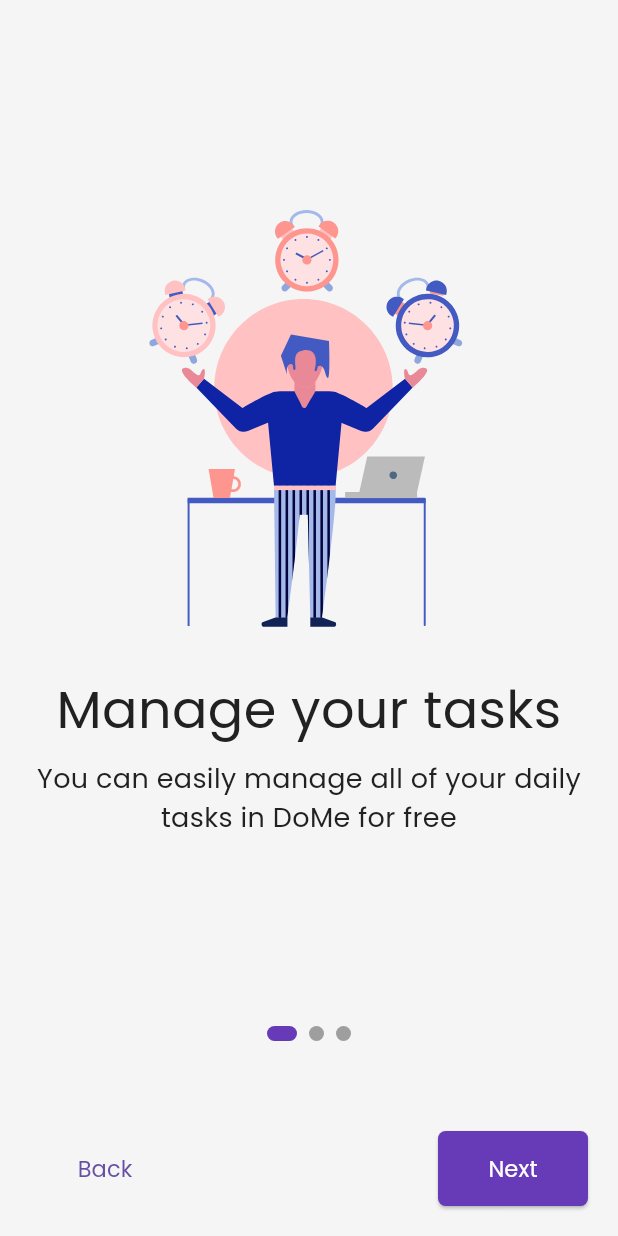
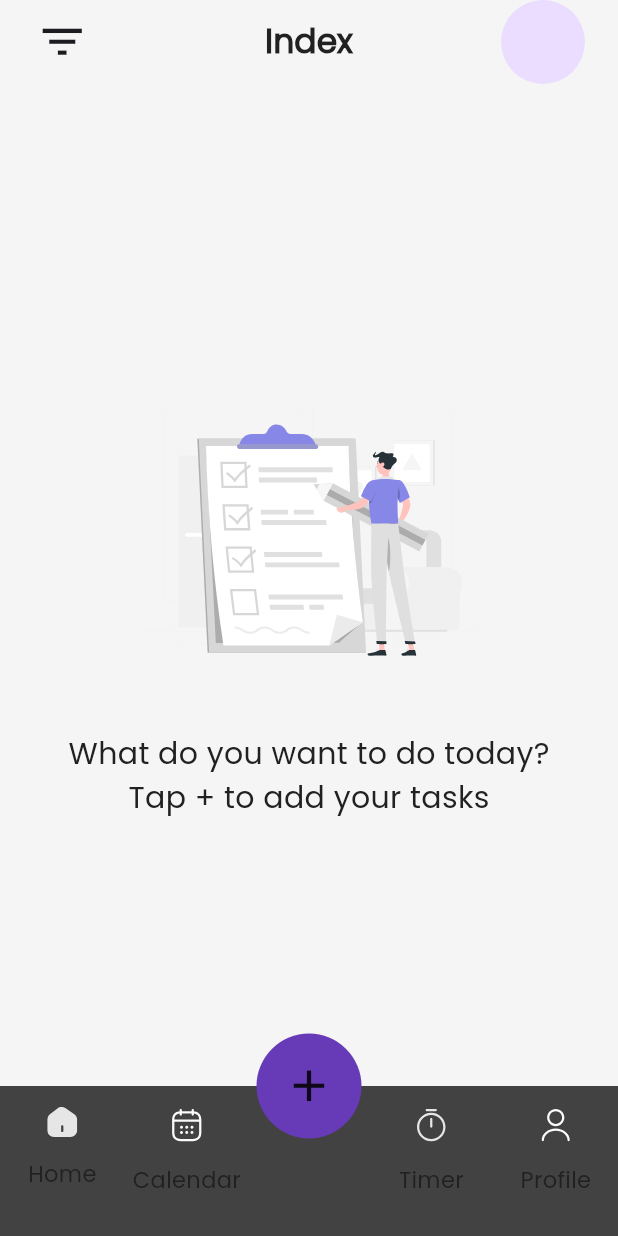
Before and after one commit to AesBiarenti/UpTodo-App, a Flutter app: the screen it shows after launch, on a phone screen of 412 x 824 dp. Run offline on Flutter 3.47's test engine with Material 3 defaults, Android fonts, the phone set to English and light mode, and no system bars; our stand-ins replace flutter_riverpod, flutter_svg, hive, hive_flutter; accounts and stored records are empty.

Commit message:
29-10-2024

```diff
--- a/lib/core/theme/theme_provider.dart
+++ b/lib/core/theme/theme_provider.dart
@@ -43,10 +43,7 @@ final lightTheme = ThemeData(
   primaryColor: Colors.grey.shade100,
   appBarTheme: AppBarTheme(
     backgroundColor: Colors.grey.shade100,
-    titleTextStyle: const TextStyle(
-        color: Color.fromARGB(255, 20, 20, 20),
-        fontSize: 22,
-        fontWeight: FontWeight.w700),
+    titleTextStyle: Sabitler.appBarFontLight,
   ),
   textTheme: TextTheme(
     bodyLarge: Sabitler.anaFontlight,
@@ -71,9 +68,9 @@ final darkTheme = ThemeData(
   brightness: Brightness.dark,
   primaryColor: const Color.fromARGB(255, 20, 20, 20),
   appBarTheme: AppBarTheme(
+
     backgroundColor: const Color.fromARGB(255, 20, 20, 20),
-    titleTextStyle: TextStyle(
-        color: Colors.grey.shade100, fontSize: 22, fontWeight: FontWeight.w700),
+    titleTextStyle: Sabitler.appBarFontDark,
   ),
   textTheme: TextTheme(
     bodyLarge: Sabitler.anaFontDark,
--- a/lib/main.dart
+++ b/lib/main.dart
@@ -2,7 +2,7 @@ import 'package:flutter/material.dart';
 import 'package:flutter_riverpod/flutter_riverpod.dart';
 import 'package:hive_flutter/hive_flutter.dart';
 import 'package:uptodo_app/core/theme/theme_provider.dart';
-import 'package:uptodo_app/presentation/pages/start/welcome_page.dart';
+import 'package:uptodo_app/presentation/pages/home/home_page.dart';
 import 'package:uptodo_app/routes/routes.dart';
 
 void main() async {
@@ -18,14 +18,14 @@ class MyApp extends ConsumerWidget {
   Widget build(BuildContext context, WidgetRef ref) {
     final themeMode = ref.watch(themeProvider);
     return MaterialApp(
-      initialRoute: AppRoutes.welcome,
+      //initialRoute: AppRoutes.welcome,
       onGenerateRoute: AppRoutes.generateRoute,
       debugShowCheckedModeBanner: false,
       themeMode: themeMode,
       theme: lightTheme,
       darkTheme: darkTheme,
       title: 'Material App',
-      home: const WelcomePage(),
+      home: const HomePage(),
     );
   }
 }
--- a/lib/presentation/pages/auth/login/login_page.dart
+++ b/lib/presentation/pages/auth/login/login_page.dart
@@ -1,5 +1,5 @@
 import 'package:flutter/material.dart';
-import 'package:uptodo_app/presentation/show_dialogs/go_back_dialogs.dart';
+import 'package:uptodo_app/presentation/sheets/go_back_dialogs.dart';
 import 'package:uptodo_app/presentation/widgets/primary_button.dart';
 import 'package:uptodo_app/presentation/widgets/secondary_button.dart';
 import 'package:uptodo_app/presentation/widgets/svg_widget.dart';
--- /dev/null
+++ b/lib/presentation/pages/home/home_page.dart
@@ -0,0 +1,50 @@
+import 'package:flutter/material.dart';
+import 'package:flutter_riverpod/flutter_riverpod.dart';
+import 'package:uptodo_app/presentation/widgets/bottom_navigation_bar.dart';
+import 'package:uptodo_app/presentation/widgets/float_ac_button.dart';
+import 'package:uptodo_app/presentation/widgets/svg_widget.dart';
+
+class HomePage extends ConsumerStatefulWidget {
+  const HomePage({super.key});
+
+  @override
+  ConsumerState<HomePage> createState() => _HomePageState();
+}
+
+class _HomePageState extends ConsumerState<HomePage> {
+  @override
+  Widget build(BuildContext context) {
+    return Scaffold(
+      appBar: AppBar(
+        centerTitle: true,
+        title: const Text("Index"),
+        leading: Padding(
+          padding: const EdgeInsets.only(left: 16.0),
+          child: IconButton(
+              onPressed: () {},
+              icon: const Icon(
+                Icons.filter_list,
+                size: 35,
+              )),
+        ),
+        actions: const [
+          CircleAvatar(
+            radius: 50,
+          )
+        ],
+      ),
+      floatingActionButtonLocation: FloatingActionButtonLocation.centerDocked,
+      floatingActionButton: const FloatAcButton(),
+      bottomNavigationBar: const BottomNavBar(),
+      body: const Column(
+        mainAxisAlignment: MainAxisAlignment.center,
+        crossAxisAlignment: CrossAxisAlignment.center,
+        children: [
+          Center(child: SvgWidget(assetName: "Checklist-rafiki 1")),
+          Text("What do you want to do today?", style: TextStyle(fontSize: 20)),
+          Text("Tap + to add your tasks", style: TextStyle(fontSize: 20)),
+        ],
+      ),
+    );
+  }
+}
--- /dev/null
+++ b/lib/presentation/sheets/float_ac_bottom_sheets.dart
@@ -0,0 +1,36 @@
+import 'package:flutter/material.dart';
+import 'package:uptodo_app/presentation/widgets/textfield.dart';
+
+void floatAcButtonBottomSheet(
+    BuildContext context, TextEditingController controller,TextEditingController controller2) {
+  showModalBottomSheet(
+    context: context,
+    builder: (context) {
+      return Container(
+        color: Colors.grey.shade800,
+        child: Padding(
+          padding: const EdgeInsets.all(24.0),
+          child: Column(
+            crossAxisAlignment: CrossAxisAlignment.start,
+            children: [
+              const Text(
+                "Add Task",
+                style: TextStyle(fontSize: 20),
+              ),
+              const SizedBox(height: 10),
+              TextFieldWidget(
+                  controller: controller,
+                  placeHolder: "Add Task",
+                  keyboardType: TextInputType.text),
+                      const SizedBox(height: 10),
+              TextFieldWidget(
+                  controller: controller,
+                  placeHolder: "Description",
+                  keyboardType: TextInputType.text)
+            ],
+          ),
+        ),
+      );
+    },
+  );
+}
--- a/lib/presentation/widgets/bottom_navigation_bar.dart
+++ b/lib/presentation/widgets/bottom_navigation_bar.dart
@@ -0,0 +1,73 @@
+import 'package:flutter/material.dart';
+import 'package:uptodo_app/presentation/widgets/svg_widget.dart';
+
+class BottomNavBar extends StatefulWidget {
+  const BottomNavBar({super.key});
+
+  @override
+  State<BottomNavBar> createState() => _BottomNavBarState();
+}
+
+class _BottomNavBarState extends State<BottomNavBar> {
+  @override
+  Widget build(BuildContext context) {
+    return Container(
+      color: Colors.grey.shade800,
+      height: 100,
+      width: MediaQuery.sizeOf(context).width,
+      child: Row(
+        mainAxisAlignment: MainAxisAlignment.spaceBetween,
+        children: [
+          Expanded(
+            child: Row(
+              children: [
+                Expanded(
+                    child: GestureDetector(
+                  onTap: () {},
+                  child: const Column(
+                    mainAxisAlignment: MainAxisAlignment.start,
+                    children: [SvgWidget(assetName: "Vector"), Text("Home")],
+                  ),
+                )),
+                Expanded(
+                    child: GestureDetector(
+                  onTap: () {},
+                  child: const Column(
+                      mainAxisAlignment: MainAxisAlignment.start,
+                      children: [
+                        SvgWidget(assetName: "calendar"),
+                        Text("Calendar")
+                      ]),
+                )),
+              ],
+            ),
+          ),
+          const SizedBox(width: 80),
+          Expanded(
+            child: Row(
+              children: [
+                Expanded(
+                    child: GestureDetector(
+                  onTap: () {},
+                  child: const Column(
+                    mainAxisAlignment: MainAxisAlignment.start,
+                    children: [SvgWidget(assetName: "timer"), Text("Timer")],
+                  ),
+                )),
+                Expanded(
+                  child: GestureDetector(
+                    onTap: () {},
+                    child: const Column(
+                      mainAxisAlignment: MainAxisAlignment.start,
+                      children: [SvgWidget(assetName: "user"), Text("Profile")],
+                    ),
+                  ),
+                ),
+              ],
+            ),
+          ),
+        ],
+      ),
+    );
+  }
+}
--- a/lib/presentation/widgets/float_ac_button.dart
+++ b/lib/presentation/widgets/float_ac_button.dart
@@ -0,0 +1,31 @@
+import 'package:flutter/material.dart';
+import 'package:uptodo_app/presentation/sheets/float_ac_bottom_sheets.dart';
+
+class FloatAcButton extends StatefulWidget {
+  const FloatAcButton({super.key});
+
+  @override
+  State<FloatAcButton> createState() => _FloatAcButtonState();
+}
+
+class _FloatAcButtonState extends State<FloatAcButton> {
+  final TextEditingController _taskController = TextEditingController();
+  final TextEditingController _descController = TextEditingController();
+  @override
+  Widget build(BuildContext context) {
+    return GestureDetector(
+      onTap: () {
+        floatAcButtonBottomSheet(context,_taskController,_descController);
+      },
+      child: Container(
+        height: 70,
+        width: 70,
+        decoration: BoxDecoration(
+          borderRadius: BorderRadius.circular(50),
+          color: Colors.deepPurple.shade500,
+        ),
+        child: const Icon(Icons.add, size: 35),
+      ),
+    );
+  }
+}
```
Also changed, not shown: lib/core/constants/font.dart (+8 -4 lines), lib/presentation/pages/auth/register/create_account_page.dart (+9 -7 lines), assets/svg/Vector.svg, assets/svg/calendar.svg (added), assets/svg/clock.svg (added), assets/svg/flag.svg (added), assets/svg/send.svg (added), assets/svg/tag.svg (added), assets/svg/timer.svg (added), assets/svg/user.svg (added), lib/presentation/sheets/go_back_dialogs.dart (renamed from lib/presentation/show_dialogs/go_back_dialogs.dart).
